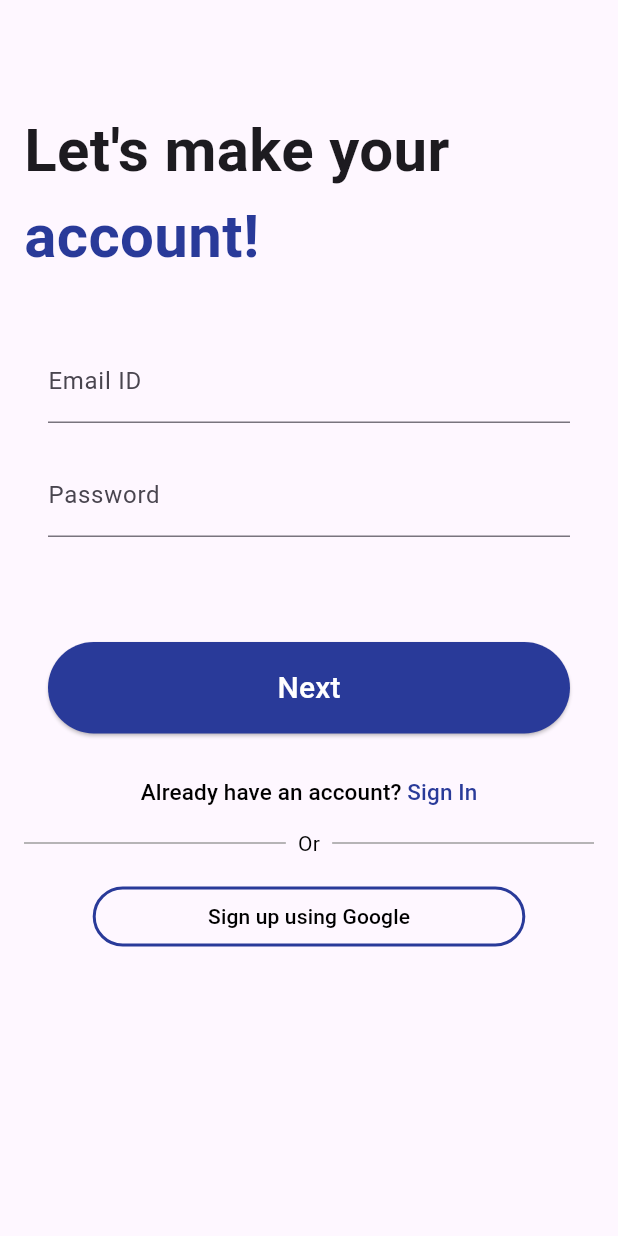
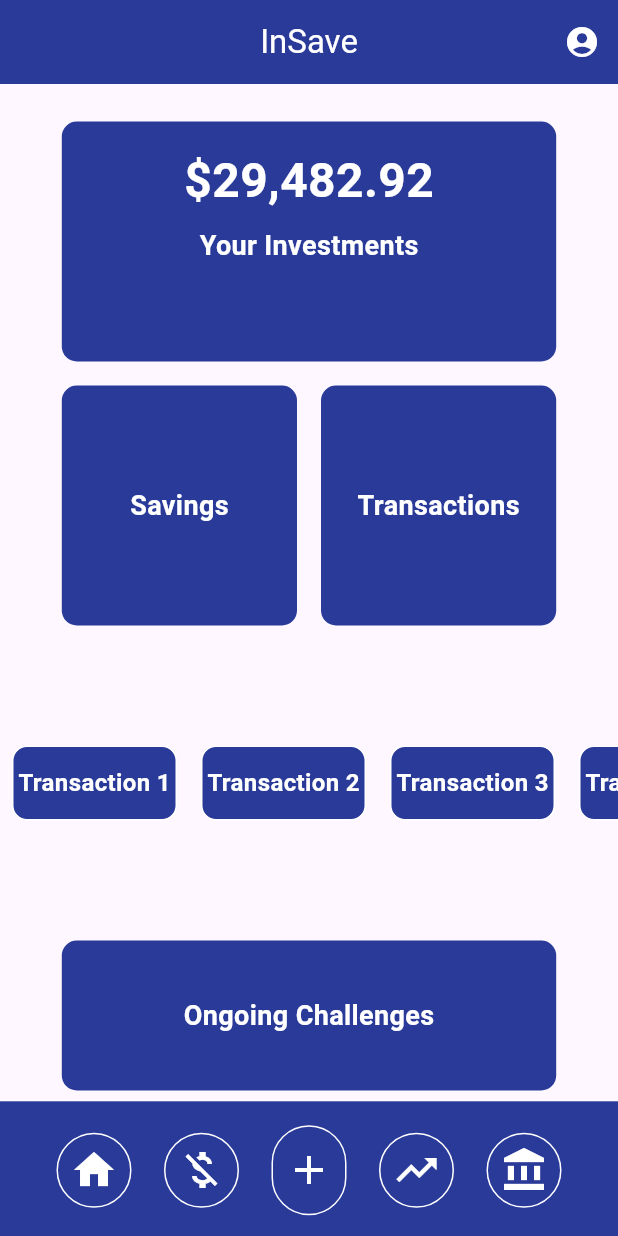
Before and after one commit to Parth9001/insave, a Flutter app: the screen it shows after launch, on a phone screen of 412 x 824 dp. Run offline on Flutter 3.47's test engine with Material 3 defaults, Android fonts, the phone set to English and light mode, and no system bars.

Commit message:
home page layout created, design needed

```diff
--- /dev/null
+++ b/lib/home.dart
@@ -0,0 +1,363 @@
+import 'package:flutter/material.dart';
+
+class HomePage extends StatelessWidget {
+  const HomePage({Key? key});
+
+  @override
+  Widget build(BuildContext context) {
+    return Scaffold(
+      appBar: AppBar(
+        backgroundColor: const Color(0xFF293A99), // Set app bar color to blue
+        title: const Text(
+          'InSave',
+          style: TextStyle(
+            color: Colors.white, // Set text color to white
+          ),
+          textAlign: TextAlign.center, // Align title to center
+        ),
+        centerTitle: true, // Center the title horizontally
+        actions: [
+          IconButton(
+            onPressed: () {
+              // Handle account icon press here
+            },
+            icon: const Icon(
+              Icons.account_circle,
+              color: Colors.white, // Set icon color to white
+            ),
+          ),
+        ],
+      ),
+      body: Column(
+        crossAxisAlignment: CrossAxisAlignment.center,
+        children: [
+          const SizedBox(height: 25), // Adjust the spacing below the app bar
+          Container(
+            width: MediaQuery.of(context).size.width *
+                0.8, // Set width to 80% of screen width
+            height:
+                160, // Set height to match the height of the Your Investments block
+            decoration: BoxDecoration(
+              color: const Color(0xFF293A99), // Set background color to blue
+              borderRadius: BorderRadius.circular(10), // Set rounded corners
+            ),
+            padding: const EdgeInsets.all(16),
+            child: const Column(
+              crossAxisAlignment: CrossAxisAlignment.center,
+              children: [
+                Text(
+                  '\$29,482.92',
+                  style: TextStyle(
+                    fontSize: 32,
+                    fontWeight: FontWeight.bold,
+                    color: Colors.white, // Set text color to white
+                  ),
+                ),
+                SizedBox(height: 8),
+                Text(
+                  'Your Investments',
+                  style: TextStyle(
+                    fontSize: 18,
+                    fontWeight: FontWeight.bold,
+                    color: Colors.white, // Set text color to white
+                  ),
+                ),
+              ],
+            ),
+          ),
+          const SizedBox(height: 16),
+          Row(
+            mainAxisAlignment: MainAxisAlignment.center,
+            children: [
+              Container(
+                width: MediaQuery.of(context).size.width * 0.4 -
+                    8, // Set width to half of screen width
+                height:
+                    160, // Set height to match the height of the Your Investments block
+                decoration: BoxDecoration(
+                  color:
+                      const Color(0xFF293A99), // Set background color to blue
+                  borderRadius:
+                      BorderRadius.circular(10), // Set rounded corners
+                ),
+                padding: const EdgeInsets.all(16),
+                child: const Center(
+                  child: Text(
+                    'Savings',
+                    style: TextStyle(
+                      fontSize: 18,
+                      fontWeight: FontWeight.bold,
+                      color: Colors.white, // Set text color to white
+                    ),
+                  ),
+                ),
+              ),
+              const SizedBox(width: 16),
+              Container(
+                width: MediaQuery.of(context).size.width * 0.4 -
+                    8, // Set width to half of screen width
+                height:
+                    160, // Set height to match the height of the Your Investments block
+                decoration: BoxDecoration(
+                  color:
+                      const Color(0xFF293A99), // Set background color to blue
+                  borderRadius:
+                      BorderRadius.circular(10), // Set rounded corners
+                ),
+                padding: const EdgeInsets.all(16),
+                child: const Center(
+                  child: Text(
+                    'Transactions',
+                    style: TextStyle(
+                      fontSize: 18,
+                      fontWeight: FontWeight.bold,
+                      color: Colors.white, // Set text color to white
+                    ),
+                  ),
+                ),
+              ),
+            ],
+          ),
+          const SizedBox(height: 80),
+          SizedBox(
+            height: 50, // Set the height of the slider menu
+            child: SingleChildScrollView(
+              scrollDirection: Axis.horizontal,
+              child: Row(
+                children: [
+                  // Button 1
+                  Container(
+                    width: 110, // Adjust button width as needed
+                    margin: const EdgeInsets.symmetric(horizontal: 8),
+                    decoration: BoxDecoration(
+                      color:
+                          const Color(0xFF293A99), // Set button color to blue
+                      borderRadius:
+                          BorderRadius.circular(10), // Set rounded corners
+                      border: Border.all(
+                        color: Colors.white, // Set border color to white
+                      ),
+                    ),
+                    child: const Center(
+                      child: Text(
+                        'Transaction 1',
+                        style: TextStyle(
+                          fontSize: 16,
+                          fontWeight: FontWeight.bold,
+                          color: Colors.white, // Set text color to white
+                        ),
+                      ),
+                    ),
+                  ),
+                  // Button 2
+                  Container(
+                    width: 110, // Adjust button width as needed
+                    margin: const EdgeInsets.symmetric(horizontal: 8),
+                    decoration: BoxDecoration(
+                      color:
+                          const Color(0xFF293A99), // Set button color to blue
+                      borderRadius:
+                          BorderRadius.circular(10), // Set rounded corners
+                      border: Border.all(
+                        color: Colors.white, // Set border color to white
+                      ),
+                    ),
+                    child: const Center(
+                      child: Text(
+                        'Transaction 2',
+                        style: TextStyle(
+                          fontSize: 16,
+                          fontWeight: FontWeight.bold,
+                          color: Colors.white, // Set text color to white
+                        ),
+                      ),
+                    ),
+                  ),
+                  // Button 3
+                  Container(
+                    width: 110, // Adjust button width as needed
+                    margin: const EdgeInsets.symmetric(horizontal: 8),
+                    decoration: BoxDecoration(
+                      color:
+                          const Color(0xFF293A99), // Set button color to blue
+                      borderRadius:
+                          BorderRadius.circular(10), // Set rounded corners
+                      border: Border.all(
+                        color: Colors.white, // Set border color to white
+                      ),
+                    ),
+                    child: const Center(
+                      child: Text(
+                        'Transaction 3',
+                        style: TextStyle(
+                          fontSize: 16,
+                          fontWeight: FontWeight.bold,
+                          color: Colors.white, // Set text color to white
+                        ),
+                      ),
+                    ),
+                  ),
+                  // Button 4
+                  Container(
+                    width: 110, // Adjust button width as needed
+                    margin: const EdgeInsets.symmetric(horizontal: 8),
+                    decoration: BoxDecoration(
+                      color:
+                          const Color(0xFF293A99), // Set button color to blue
+                      borderRadius:
+                          BorderRadius.circular(10), // Set rounded corners
+                      border: Border.all(
+                        color: Colors.white, // Set border color to white
+                      ),
+                    ),
+                    child: const Center(
+                      child: Text(
+                        'Transaction 4',
+                        style: TextStyle(
+                          fontSize: 16,
+                          fontWeight: FontWeight.bold,
+                          color: Colors.white, // Set text color to white
+                        ),
+                      ),
+                    ),
+                  ),
+                ],
+              ),
+            ),
+          ),
+          const SizedBox(height: 80),
+          Container(
+            width: MediaQuery.of(context).size.width *
+                0.8, // Set width to 80% of screen width
+            height: 100,
+            decoration: BoxDecoration(
+              color: const Color(0xFF293A99), // Set background color to blue
+              borderRadius: BorderRadius.circular(10), // Set rounded corners
+            ),
+            padding: const EdgeInsets.all(16),
+            child: const Center(
+              child: Text(
+                'Ongoing Challenges',
+                style: TextStyle(
+                  fontSize: 18,
+                  fontWeight: FontWeight.bold,
+                  color: Colors.white, // Set text color to white
+                ),
+              ),
+            ),
+          ),
+          const SizedBox(height: 7.2),
+          Container(
+            padding: const EdgeInsets.all(16),
+            width: double.infinity,
+            color: const Color(0xFF293A99), // Footer background color
+            child: Row(
+              mainAxisAlignment: MainAxisAlignment.spaceEvenly,
+              children: [
+                // Home icon
+                Container(
+                  decoration: BoxDecoration(
+                    borderRadius: BorderRadius.circular(30), // Circular border
+                    border: Border.all(
+                      color: Colors.white, // Set border color to white
+                    ),
+                  ),
+                  child: IconButton(
+                    onPressed: () {
+                      // Navigate to home screen
+                    },
+                    icon: const Icon(
+                      Icons.home,
+                      color: Colors.white,
+                      size: 32, // Increase icon size
+                    ),
+                  ),
+                ),
+                // Expenses icon
+                Container(
+                  decoration: BoxDecoration(
+                    borderRadius: BorderRadius.circular(30), // Circular border
+                    border: Border.all(
+                      color: Colors.white, // Set border color to white
+                    ),
+                  ),
+                  child: IconButton(
+                    onPressed: () {
+                      // Navigate to expenses screen
+                    },
+                    icon: const Icon(
+                      Icons.money_off,
+                      color: Colors.white,
+                      size: 32, // Increase icon size
+                    ),
+                  ),
+                ),
+                // Add icon
+                SizedBox(
+                  height: 60, // Adjust height to move it slightly higher
+                  child: Container(
+                    decoration: BoxDecoration(
+                      borderRadius:
+                          BorderRadius.circular(30), // Circular border
+                      border: Border.all(
+                        color: Colors.white, // Set border color to white
+                      ),
+                    ),
+                    child: IconButton(
+                      onPressed: () {
+                        // Perform add action
+                      },
+                      icon: const Icon(
+                        Icons.add,
+                        color: Colors.white,
+                        size: 32, // Increase icon size
+                      ),
+                    ),
+                  ),
+                ),
+                // Investments icon
+                Container(
+                  decoration: BoxDecoration(
+                    borderRadius: BorderRadius.circular(30), // Circular border
+                    border: Border.all(
+                      color: Colors.white, // Set border color to white
+                    ),
+                  ),
+                  child: IconButton(
+                    onPressed: () {
+                      // Navigate to investments screen
+                    },
+                    icon: const Icon(
+                      Icons.trending_up,
+                      color: Colors.white,
+                      size: 32, // Increase icon size
+                    ),
+                  ),
+                ),
+                // Savings icon
+                Container(
+                  decoration: BoxDecoration(
+                    borderRadius: BorderRadius.circular(30), // Circular border
+                    border: Border.all(
+                      color: Colors.white, // Set border color to white
+                    ),
+                  ),
+                  child: IconButton(
+                    onPressed: () {
+                      // Navigate to savings screen
+                    },
+                    icon: const Icon(
+                      Icons.account_balance,
+                      color: Colors.white,
+                      size: 32, // Increase icon size
+                    ),
+                  ),
+                ),
+              ],
+            ),
+          ),
+        ],
+      ),
+    );
+  }
+}
--- a/lib/main.dart
+++ b/lib/main.dart
@@ -1,5 +1,6 @@
 import 'package:flutter/material.dart';
-import 'login.dart';
+// import 'login.dart';
+import 'home.dart';
 
 void main() {
   runApp(const MyApp());
@@ -17,7 +18,7 @@ class MyApp extends StatelessWidget {
         colorScheme: ColorScheme.fromSeed(seedColor: Colors.deepPurple),
         useMaterial3: true,
       ),
-      home: const LoginSignupPage(), // Set LoginPage as the home
+      home: const HomePage(), // Set LoginPage as the home
     );
   }
 }
```
